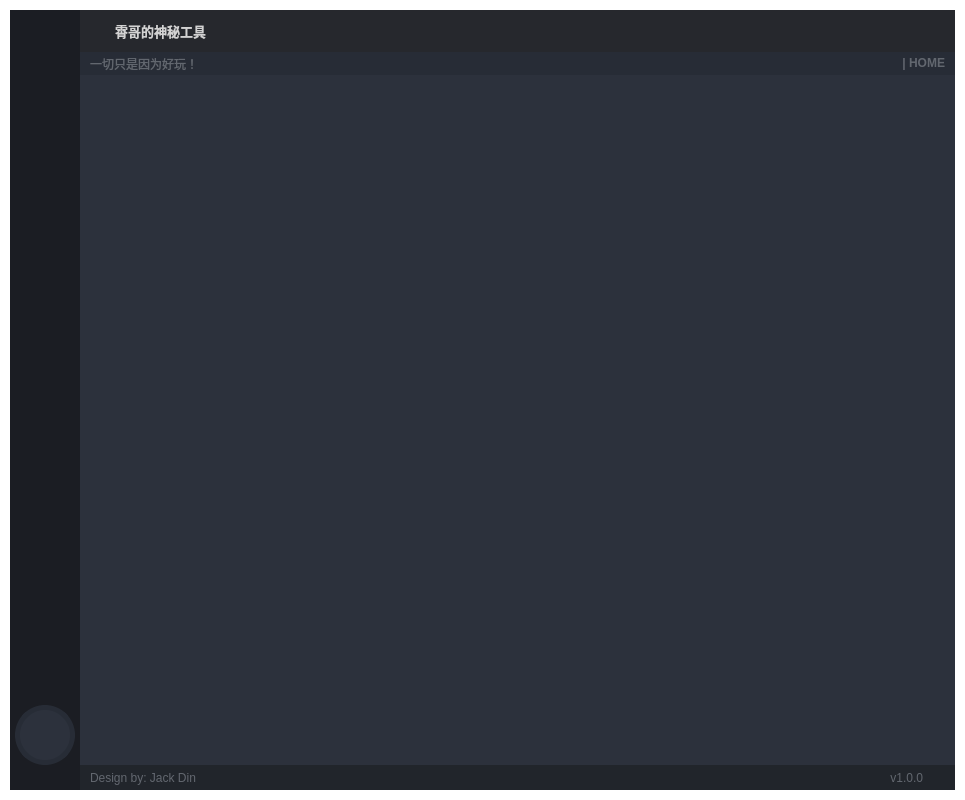
Above: DX_UDP/New_Main_Ui.ui from dingxiao88/PyQt5_Demo before the change. Below: the same form after it.
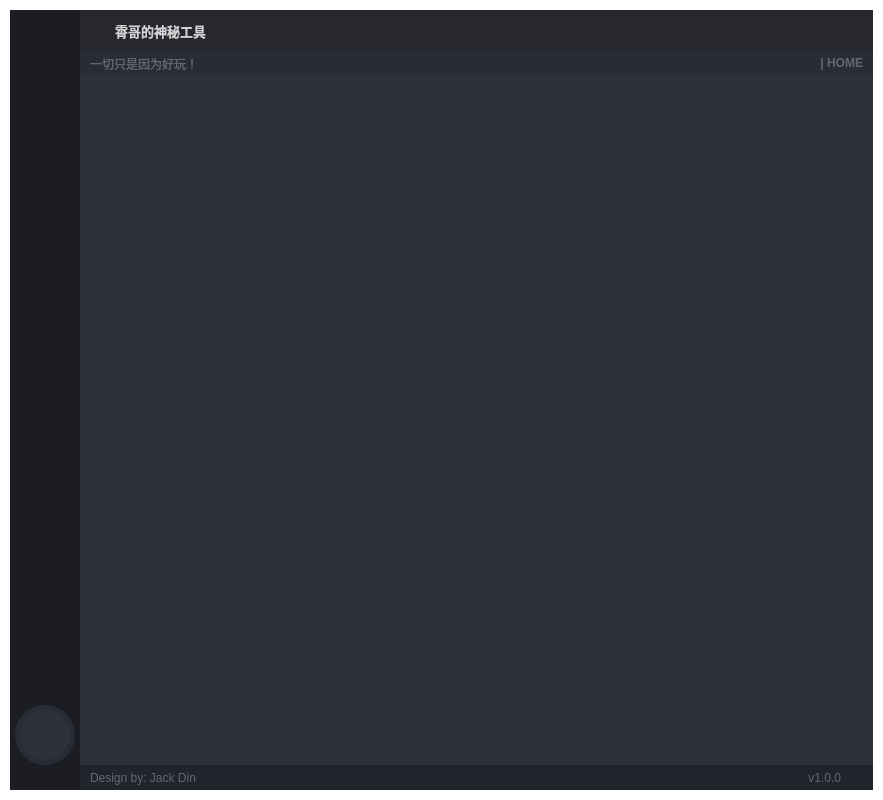
That is the form after the change. Icons and pictures are not drawn.

The edit to the form file:
```diff
--- a/DX_UDP/New_Main_Ui.ui
+++ b/DX_UDP/New_Main_Ui.ui
@@ -10,7 +10,7 @@
    <rect>
     <x>0</x>
     <y>0</y>
-    <width>965</width>
+    <width>883</width>
     <height>800</height>
    </rect>
   </property>
@@ -557,11 +557,7 @@
     <normaloff>images/icon.ico</normaloff>images/icon.ico</iconset>
   </property>
   <property name="styleSheet">
-   <string notr="true">QMainWindow {background: transparent; }
-QToolTip {
-	color: #ffffff;
-	background-color: rgba(27, 29, 35, 160);
-}</string>
+   <string notr="true"/>
   </property>
   <widget class="QWidget" name="centralwidget">
    <property name="styleSheet">
```
Left out of the diff: 2 changed lines with no effect on the pictures.
